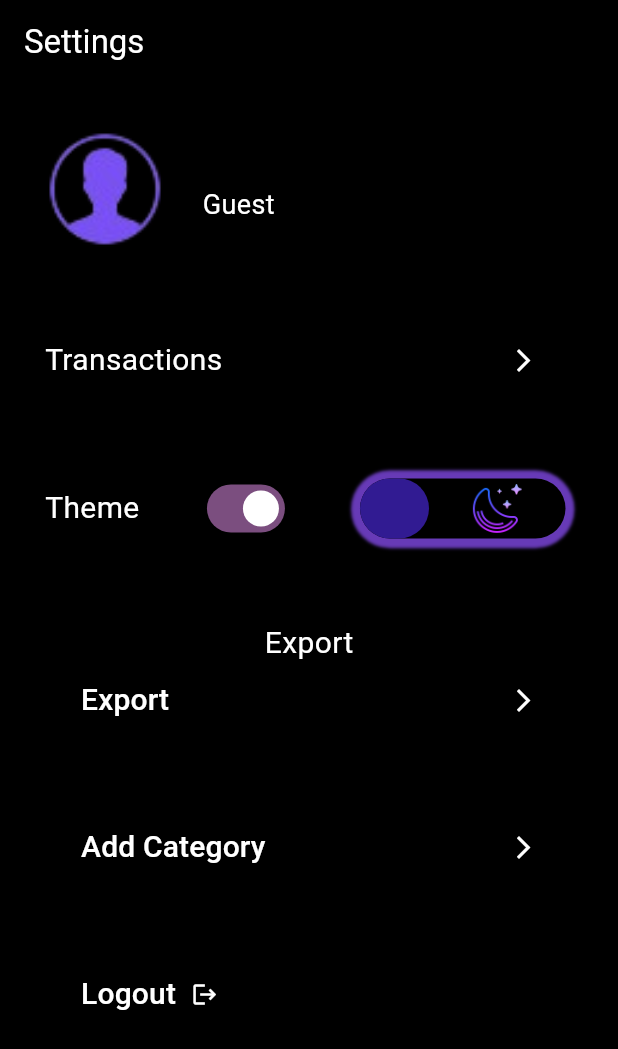
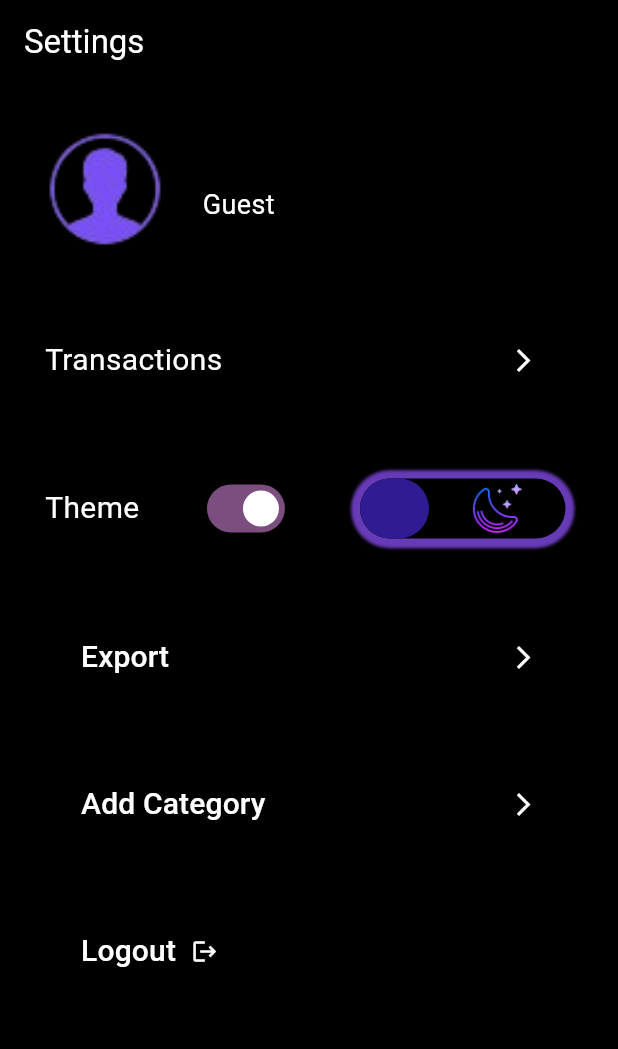
Before and after one commit to Bandan-K/ExpenseXpert, a Flutter app: the SettingsScreen screen opened directly, on a phone screen of 412 x 824 dp. Shown: the top 1049 px of the screen. Run offline on Flutter 3.47's test engine with Material 2 defaults, Android fonts, the phone set to English and light mode, and no system bars; drawn by our look-alikes of animated_toggle_switch; our stand-ins replace animated_bottom_navigation_bar, cloud_firestore, firebase_auth, firebase_core, fl_chart, fluttertoast and 1 more; missing offline and left inert: firebase_ui_auth, firebase_ui_oauth_google, flutter_flip_card, simple_animation_progress_bar; accounts and stored records are empty.

```diff
--- a/lib/settings.dart
+++ b/lib/settings.dart
@@ -154,10 +154,6 @@ class _SettingsScreenState extends State<SettingsScreen> {
             Column(
               mainAxisAlignment: MainAxisAlignment.spaceBetween,
               children: [
-                Text(
-                  "Export",
-                  style: TextStyle(color: isSelected? lightColor : darkColor, fontSize: 20),
-                ),
                 ElevatedButton(style: ButtonStyle(
                     backgroundColor: MaterialStateProperty.all(isSelected? darkColor : lightColor),
                     foregroundColor: MaterialStateProperty.all(isSelected? lightColor : darkColor),
```
